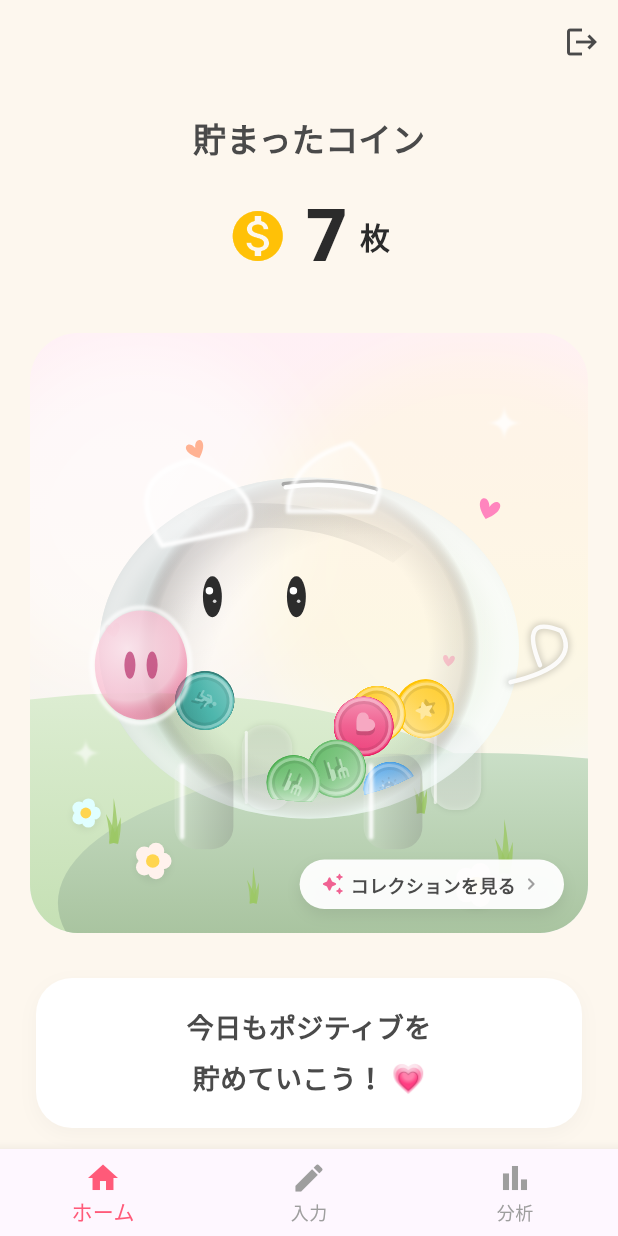
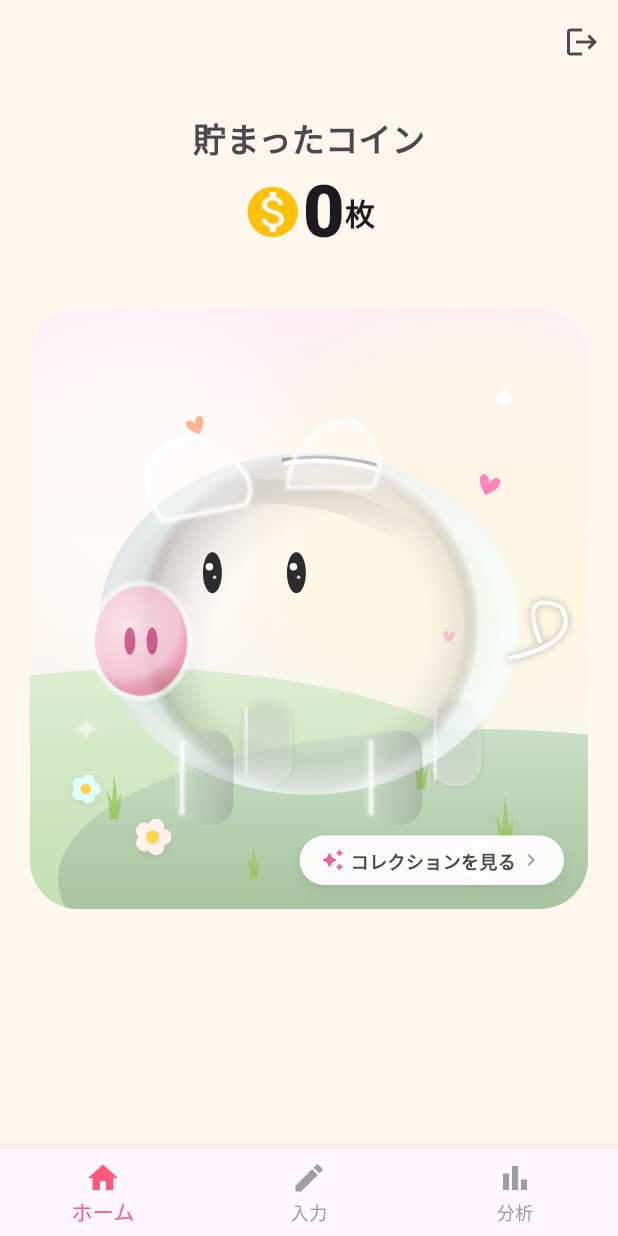
Before and after one commit to yurienamekawa/muds_hackathon_vol3, a Flutter app: the screen it shows once a user with an empty profile is signed in, on a phone screen of 412 x 824 dp. Run offline on Flutter 3.47's test engine with Material 3 defaults, Android fonts, the phone set to English and light mode, and no system bars; our stand-ins replace flutter_dotenv, google_generative_ai, supabase_flutter; accounts and stored records are empty.

Commit message:
ログイン時のuser_idを他の画面と連携

```diff
--- a/lib/screens/1_home.dart
+++ b/lib/screens/1_home.dart
@@ -2,20 +2,62 @@
 
 import 'package:flutter/material.dart';
 import 'package:supabase_flutter/supabase_flutter.dart';
-import 'dart:math' as math;
 import '5_collection.dart';
-
-class HomeScreen extends StatelessWidget {
-  const HomeScreen({super.key, this.savedNote = '', this.currentCoins = 128});
-
+import 'dart:math' as math; // 必要であれば
+
+// lib/screens/1_home.dart 内の HomeScreen クラスを修正
+class HomeScreen extends StatefulWidget {
+  // 🌟 ここで引数を受け取れるようにします
   final String savedNote;
   final int currentCoins;
+
+  const HomeScreen({
+    super.key,
+    this.savedNote = '',
+    this.currentCoins = 0,
+  });
+
+  @override
+  State<HomeScreen> createState() => _HomeScreenState();
+}
+
+class _HomeScreenState extends State<HomeScreen> {
+  int _coinCount = 0;
+  bool _isLoading = true;
+
+  @override
+  void initState() {
+    super.initState();
+    _fetchCoinCount();
+  }
+
+  Future<void> _fetchCoinCount() async {
+    try {
+      final supabase = Supabase.instance.client;
+      final userId = supabase.auth.currentUser?.id;
+      if (userId == null) return;
+
+      final data = await supabase
+          .from('happy_coins')
+          .select('id')
+          .eq('user_id', userId);
+
+      if (mounted) {
+        setState(() {
+          _coinCount = (data as List).length;
+          _isLoading = false;
+        });
+      }
+    } catch (e) {
+      print('コイン数取得エラー: $e');
+      if (mounted) setState(() => _isLoading = false);
+    }
+  }
 
   @override
   Widget build(BuildContext context) {
     return Scaffold(
       backgroundColor: const Color(0xFFFDF7EE),
-      // 🌟 ここにログアウトボタン付きの AppBar を追加しました
       appBar: AppBar(
         backgroundColor: const Color(0xFFFDF7EE),
         elevation: 0,
@@ -31,96 +73,21 @@ class HomeScreen extends StatelessWidget {
       body: SafeArea(
         child: SingleChildScrollView(
           child: Column(
-            crossAxisAlignment: CrossAxisAlignment.center,
             children: [
-              const SizedBox(height: 20), // 少し調整
-              const Text(
-                '貯まったコイン',
-                style: TextStyle(
-                  fontSize: 22,
-                  fontWeight: FontWeight.bold,
-                  color: Color(0xFF4A4A4A),
-                ),
-              ),
-              const SizedBox(height: 16),
+              const SizedBox(height: 20),
+              const Text('貯まったコイン', style: TextStyle(fontSize: 22, fontWeight: FontWeight.bold, color: Color(0xFF4A4A4A))),
               Row(
                 mainAxisAlignment: MainAxisAlignment.center,
                 children: [
-                  const Icon(
-                    Icons.monetization_on,
-                    color: Colors.amber,
-                    size: 40,
-                  ),
-                  const SizedBox(width: 12),
-                  Text(
-                    '$currentCoins',
-                    style: const TextStyle(
-                      fontSize: 48,
-                      fontWeight: FontWeight.w900,
-                      color: Color(0xFF2B2B2B),
-                    ),
-                  ),
-                  const SizedBox(width: 8),
-                  const Text(
-                    '枚',
-                    style: TextStyle(
-                      fontSize: 20,
-                      fontWeight: FontWeight.bold,
-                      color: Color(0xFF2B2B2B),
-                    ),
-                  ),
+                  const Icon(Icons.monetization_on, color: Colors.amber, size: 40),
+                  _isLoading
+                      ? const CircularProgressIndicator()
+                      : Text('$_coinCount', style: const TextStyle(fontSize: 48, fontWeight: FontWeight.w900)),
+                  const Text('枚', style: TextStyle(fontSize: 20, fontWeight: FontWeight.bold)),
                 ],
               ),
               const SizedBox(height: 30),
-              PiggyBankCard(currentCoins: currentCoins),
-              const SizedBox(height: 30),
-              Container(
-                width: double.infinity,
-                margin: const EdgeInsets.symmetric(horizontal: 24),
-                padding: const EdgeInsets.symmetric(
-                  vertical: 20,
-                  horizontal: 16,
-                ),
-                decoration: BoxDecoration(
-                  color: Colors.white,
-                  borderRadius: BorderRadius.circular(24),
-                  boxShadow: [
-                    BoxShadow(
-                      color: Colors.black.withOpacity(0.03),
-                      blurRadius: 10,
-                      offset: const Offset(0, 4),
-                    ),
-                  ],
-                ),
-                child: const Column(
-                  children: [
-                    Text(
-                      '今日もポジティブを',
-                      style: TextStyle(
-                        fontSize: 18,
-                        fontWeight: FontWeight.bold,
-                        color: Color(0xFF4A4A4A),
-                      ),
-                    ),
-                    SizedBox(height: 8),
-                    Row(
-                      mainAxisAlignment: MainAxisAlignment.center,
-                      children: [
-                        Text(
-                          '貯めていこう！',
-                          style: TextStyle(
-                            fontSize: 18,
-                            fontWeight: FontWeight.bold,
-                            color: Color(0xFF4A4A4A),
-                          ),
-                        ),
-                        Text(' 💗', style: TextStyle(fontSize: 18)),
-                      ],
-                    ),
-                  ],
-                ),
-              ),
-              const SizedBox(height: 40),
+              PiggyBankCard(currentCoins: _coinCount), // あやかさんの描画用カード
             ],
           ),
         ),
@@ -128,6 +95,7 @@ class HomeScreen extends StatelessWidget {
     );
   }
 }
+
 
 class PiggyBankCard extends StatelessWidget {
   const PiggyBankCard({
--- a/lib/screens/3.5_generation.dart
+++ b/lib/screens/3.5_generation.dart
@@ -60,9 +60,10 @@ class _PiggyBankTransitionScreenState extends State<PiggyBankTransitionScreen>
     _controller.forward();
 
     // Automatically navigate back to home after animation completes
+    // initState 内の addStatusListener をこう修正してください
     _controller.addStatusListener((status) {
       if (status == AnimationStatus.completed) {
-        // Pop all routes until the first one (which should be the home screen)
+        // 戻るときに、今のコイン数（widget.currentCoins）をホームへ知らせる
         Navigator.of(context).popUntil((route) => route.isFirst);
       }
     });
```
Also changed, not shown: lib/screens/0_login.dart (+24 -22 lines), lib/screens/2_input.dart (+14 -5 lines).
